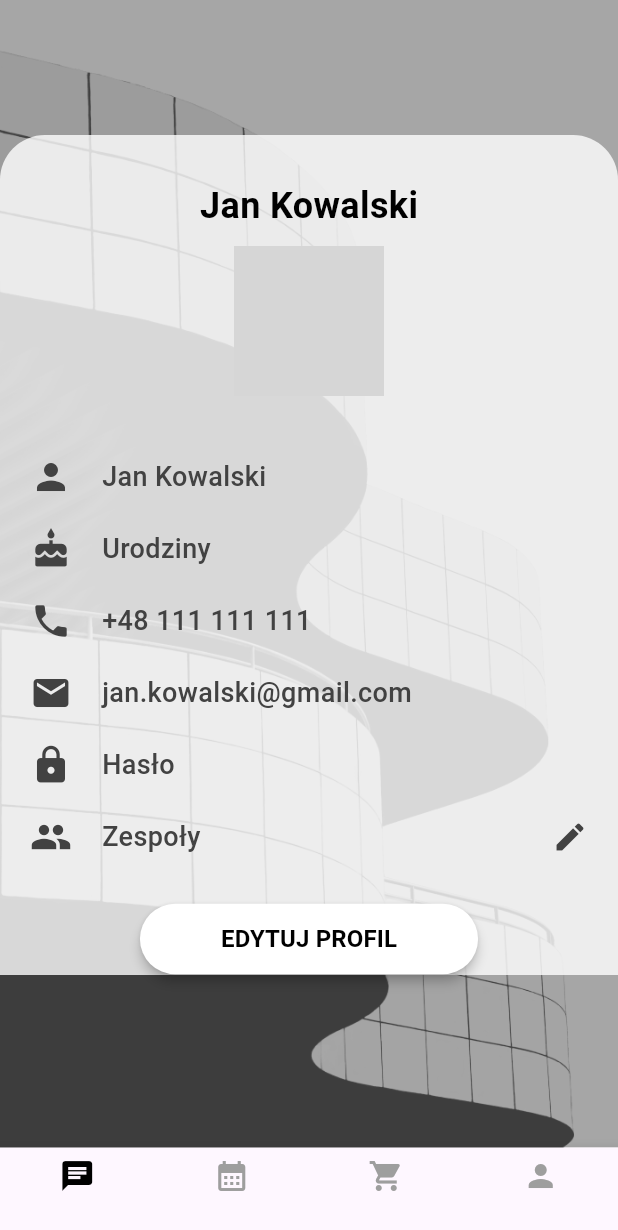
After one commit to ProjektPJATK/BuildBuddy, a Flutter app: the HomeScreen screen opened by its route, after a tap on the "person" icon, on a phone screen of 412 x 824 dp. The commit adds this screen. Shown: the top 1230 px of the screen. Run offline on Flutter 3.47's test engine with Material 3 defaults, Android fonts, the phone set to English and light mode, and no system bars; grey boxes are pictures that could not be loaded.

Commit message:
user profile

```diff
--- a/mobile/lib/screens/construction_screen.dart
+++ b/mobile/lib/screens/construction_screen.dart
@@ -119,13 +119,15 @@ class ConstructionScreen extends StatelessWidget {
       ),
       bottomNavigationBar: BottomNavigationBar(
         type: BottomNavigationBarType.fixed,
+        selectedItemColor: Colors.black,
+        unselectedItemColor: Colors.grey,
         items: [
           BottomNavigationBarItem(
-            icon: Icon(Icons.calendar_today),
+            icon: Icon(Icons.chat),
             label: '',
           ),
           BottomNavigationBarItem(
-            icon: Icon(Icons.chat),
+            icon: Icon(Icons.calendar_month),
             label: '',
           ),
           BottomNavigationBarItem(
--- a/mobile/lib/screens/home_screen.dart
+++ b/mobile/lib/screens/home_screen.dart
@@ -1,6 +1,8 @@
 import 'package:flutter/material.dart';
+
 import '../widgets/build_option.dart';
 import '../widgets/notification_item.dart';
+import 'profile.dart';
 
 class HomeScreen extends StatelessWidget {
   @override
@@ -147,7 +149,14 @@ class HomeScreen extends StatelessWidget {
                           children: [
                             Icon(Icons.calendar_today, size: 20), // Rozmiar ikony
                             Icon(Icons.chat, size: 20), // Rozmiar ikony
-                            Icon(Icons.person, size: 20), // Rozmiar ikony
+                            GestureDetector(
+                              onTap: (){
+                                Navigator.push(
+                                context,
+                                MaterialPageRoute(builder: (context) => UserProfileScreen())
+                                );
+                              },
+                            child:Icon(Icons.person, size: 20 ), ),// Rozmiar ikony
                           ],
                         ),
                       ),
--- /dev/null
+++ b/mobile/lib/screens/profile.dart
@@ -0,0 +1,174 @@
+import 'package:flutter/material.dart';
+
+class UserProfileScreen extends StatelessWidget {
+  @override
+  Widget build(BuildContext context) {
+    return Scaffold(
+      backgroundColor: Colors.grey[200],
+      body: Stack(
+        children: [
+          // Background Image with transparency
+          Container(
+            decoration: BoxDecoration(
+              image: DecorationImage(
+                image: AssetImage('assets/background.png'), // Replace with your background image
+                fit: BoxFit.cover,
+              ),
+            ),
+          ),
+          // Semi-transparent overlay to darken the background slightly
+          Container(
+            color: Colors.black.withOpacity(0.3), // Adjust transparency here
+          ),
+          // Content
+          Column(
+            children: [
+              SizedBox(height: 80), // Space from top for status bar
+              // White semi-transparent card section
+              Expanded(
+                child: SingleChildScrollView(
+                  child: Container(
+                    margin: EdgeInsets.only(top: 10),
+                    decoration: BoxDecoration(
+                      color: Colors.white.withOpacity(0.8),
+                      borderRadius: BorderRadius.only(
+                        topLeft: Radius.circular(30),
+                        topRight: Radius.circular(30),
+                      ),
+                    ),
+                    child: Column(
+                      children: [
+                        SizedBox(height: 30), // Padding from top of card
+
+                        // Profile Name and Picture section
+                        Column(
+                          children: [
+                            // Name above the profile image
+                            Text(
+                              'Jan Kowalski',
+                              style: TextStyle(
+                                fontSize: 24,
+                                fontWeight: FontWeight.bold,
+                                color: Colors.black, // Adjust text color if needed
+                              ),
+                            ),
+                            SizedBox(height: 10),
+                            // Profile Image
+                            CircleAvatar(
+                              radius: 50, // Adjust the size of the profile image
+                              backgroundImage: AssetImage('assets\profile_picture.jpg'), // Replace with the uploaded profile picture
+                            ),
+                          ],
+                        ),
+
+                        SizedBox(height: 30), // Space below profile image and name
+
+                        // Profile details
+                        profileItem(
+                          icon: Icons.person,
+                          title: 'Jan Kowalski',
+                        ),
+                        profileItem(
+                          icon: Icons.cake,
+                          title: 'Urodziny',
+                        ),
+                        profileItem(
+                          icon: Icons.phone,
+                          title: '+48 111 111 111',
+                        ),
+                        profileItem(
+                          icon: Icons.email,
+                          title: 'jan.kowalski@gmail.com',
+                        ),
+                        profileItem(
+                          icon: Icons.lock,
+                          title: 'Hasło',
+                        ),
+                        profileItem(
+                          icon: Icons.people,
+                          title: 'Zespoły',
+                          trailing: Icon(Icons.edit, color: Color(0xFF424242)),
+                        ),
+                        SizedBox(height: 20),
+                        // Edit Profile button
+                        ElevatedButton(
+                          onPressed: () {},
+                          style: ElevatedButton.styleFrom(
+                            backgroundColor: Colors.white,
+                            elevation: 3,
+                            shape: RoundedRectangleBorder(
+                              borderRadius: BorderRadius.circular(30),
+                            ),
+                          ),
+                          child: Padding(
+                            padding: const EdgeInsets.symmetric(
+                                horizontal: 30, vertical: 12),
+                            child: Text(
+                              'EDYTUJ PROFIL',
+                              style: TextStyle(
+                                color: Colors.black,
+                                fontSize: 16,
+                                fontWeight: FontWeight.bold,
+                              ),
+                            ),
+                          ),
+                        ),
+                      ],
+                    ),
+                  ),
+                ),
+              ),
+            ],
+          ),
+        ],
+      ),
+      bottomNavigationBar: BottomNavigationBar(
+        type: BottomNavigationBarType.fixed,
+        selectedItemColor: Colors.black,
+        unselectedItemColor: Colors.grey,
+        items: [
+          BottomNavigationBarItem(
+            icon: Icon(Icons.chat),
+            label: '',
+          ),
+          BottomNavigationBarItem(
+            icon: Icon(Icons.calendar_month),
+            label: '',
+          ),
+          BottomNavigationBarItem(
+            icon: Icon(Icons.shopping_cart),
+            label: '',
+          ),
+          BottomNavigationBarItem(
+            icon: Icon(Icons.person),
+            label: '',
+          ),
+        ],
+      ),
+    );
+  }
+
+  // Helper widget for each profile item
+  Widget profileItem({required IconData icon, required String title, Widget? trailing}) {
+    return Padding(
+      padding: const EdgeInsets.symmetric(horizontal: 20, vertical: 10),
+      child: Row(
+        children: [
+          Icon(icon, size: 28, color: Color(0xFF424242)), // Set icon color to #424242
+          SizedBox(width: 20),
+          Expanded(
+            child: Text(
+              title,
+              style: TextStyle(
+                fontSize: 18,
+                fontWeight: FontWeight.w500,
+                color: Color(0xFF424242), // Set text color to #424242
+              ),
+            ),
+          ),
+          if (trailing != null) trailing,
+        ],
+      ),
+    );
+  }
+}
```
